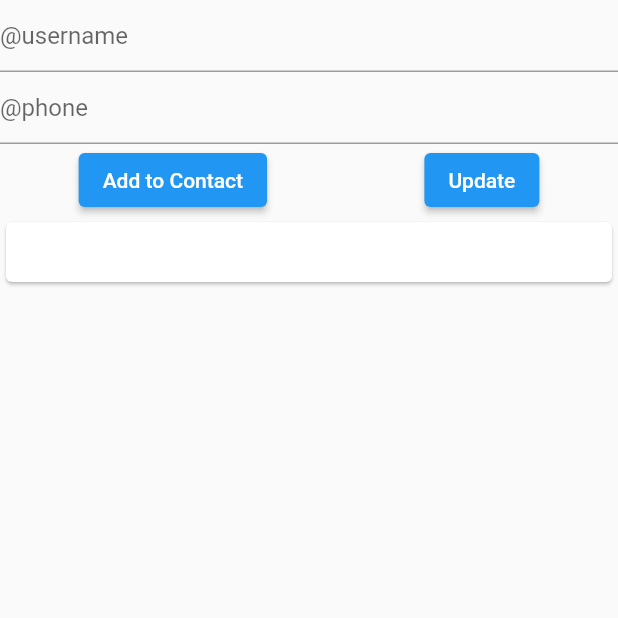
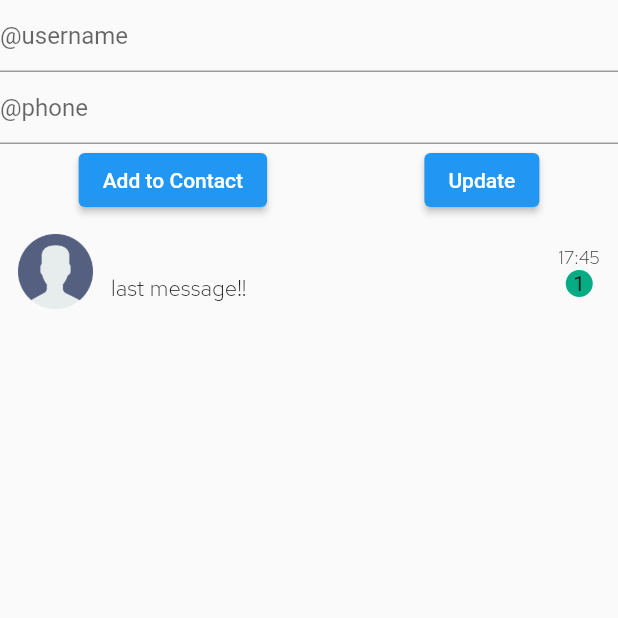
Before and after one commit to helenaAfshari/whatsapp_agora_sample, a Flutter app: the screen it shows after launch, after a tap on "Add to Contact", on a phone screen of 412 x 824 dp, the top half of it. Run offline on Flutter 3.47's test engine with Material 2 defaults, Android fonts, the phone set to English and light mode, and no system bars; our stand-ins replace get, google_fonts, hive_flutter; accounts and stored records are empty.

Commit message:
contact list updated

```diff
--- /dev/null
+++ b/lib/constants/text_style.dart
@@ -0,0 +1,21 @@
+import 'package:flutter/cupertino.dart';
+import 'package:google_fonts/google_fonts.dart';
+
+TextStyle usernameTextStyle = GoogleFonts.redHatText(
+    fontSize: 17,
+    fontWeight: FontWeight.w500,
+    fontStyle: FontStyle.normal,
+  );
+
+
+TextStyle messageTextStyle = GoogleFonts.redHatText(
+    fontSize: 15,
+    fontWeight: FontWeight.w300,
+    fontStyle: FontStyle.normal,
+  );
+
+TextStyle timeTextStyle = GoogleFonts.redHatText(
+    fontSize: 12,
+    fontWeight: FontWeight.w300,
+    fontStyle: FontStyle.normal,
+  );
--- /dev/null
+++ b/lib/constants/whatsapp_color.dart
@@ -0,0 +1,5 @@
+
+
+import 'package:flutter/cupertino.dart';
+
+Color badg  = const Color.fromARGB(250, 3, 170, 130);
--- a/lib/view/main_screen.dart
+++ b/lib/view/main_screen.dart
@@ -1,15 +1,18 @@
 import 'package:flutter/material.dart';
-import 'package:flutter/src/foundation/key.dart';
-import 'package:flutter/src/widgets/framework.dart';
 import 'package:get/get.dart';
+import 'package:whatsapp_agora_sample/constants/text_style.dart';
+import 'package:whatsapp_agora_sample/constants/whatsapp_color.dart';
 import 'package:whatsapp_agora_sample/controller/user_contact_controller.dart';
+import 'package:whatsapp_agora_sample/gen/assets.gen.dart';
 
 class MainScreen extends StatelessWidget {
   MainScreen({Key? key}) : super(key: key);
 
   UserContactController userContactController =
       Get.put(UserContactController());
-  int editIndex=-1;
+
+  int editIndex = -1;
+
   @override
   Widget build(BuildContext context) {
     return SafeArea(
@@ -33,7 +36,7 @@ class MainScreen extends StatelessWidget {
                   onPressed: (() {
                     userContactController.addToContact();
                   }),
-                  child: Text('Add to Contact')),
+                  child: const Text('Add to Contact')),
               ElevatedButton(
                   onPressed: (() {
                     userContactController.editContact(editIndex);
@@ -51,25 +54,14 @@ class MainScreen extends StatelessWidget {
                           userContactController
                                   .phoneTextEditingController.text =
                               userContactController.contactList[index].phone;
+
                           userContactController
                                   .usernameTextEditingController.text =
                               userContactController.contactList[index].name;
-                              editIndex= index;
+
+                          editIndex = index;
                         }),
-                        child: Card(
-                          child: Padding(
-                            padding: const EdgeInsets.all(12.0),
-                            child: Row(
-                              mainAxisAlignment: MainAxisAlignment.spaceAround,
-                              children: [
-                                Text(userContactController
-                                    .contactList[index].name),
-                                Text(userContactController
-                                    .contactList[index].phone)
-                              ],
-                            ),
-                          ),
-                        ),
+                        child: contactItem(index),
                       ))),
             ),
           )
@@ -77,4 +69,51 @@ class MainScreen extends StatelessWidget {
       ),
     ));
   }
+
+  Widget contactItem(int index) {
+    return Padding(
+      padding: const EdgeInsets.all(12.0),
+      child: Row(
+        mainAxisAlignment: MainAxisAlignment.spaceBetween,
+        children: [
+          Row(
+            mainAxisAlignment: MainAxisAlignment.start,
+            children: [
+              Container(
+                height: 50,
+                width: 50,
+                decoration: BoxDecoration(
+                    image: DecorationImage(
+                        image: Image.asset(Assets.images.av.path).image)),
+              ),
+              const SizedBox(width: 12,),
+              Column(
+                crossAxisAlignment: CrossAxisAlignment.start,
+                children: [
+                  Text(userContactController.contactList[index].name,style: usernameTextStyle,),
+                  Text("last message!!",style: messageTextStyle,),
+                ],
+              ),
+            ],
+          )
+          ,Column(
+
+            children: [
+                  Text("17:45",style: timeTextStyle,),
+                  Container(
+                    height: 18,
+                    width: 18,
+                    decoration: BoxDecoration(
+                      shape: BoxShape.circle,
+                      color: badg
+                    ),
+                    child: const Center(child: Text("1")),
+                  ),
+
+          ],)
+
+        ],
+      ),
+    );
+  }
 }
```
Also changed, not shown: lib/controller/user_contact_controller.dart (+5 -5 lines), lib/gen/assets.gen.dart (added, +86 -0 lines), pubspec.yaml (+6 -3 lines), assets/images/av.png (added), pubspec.lock.
